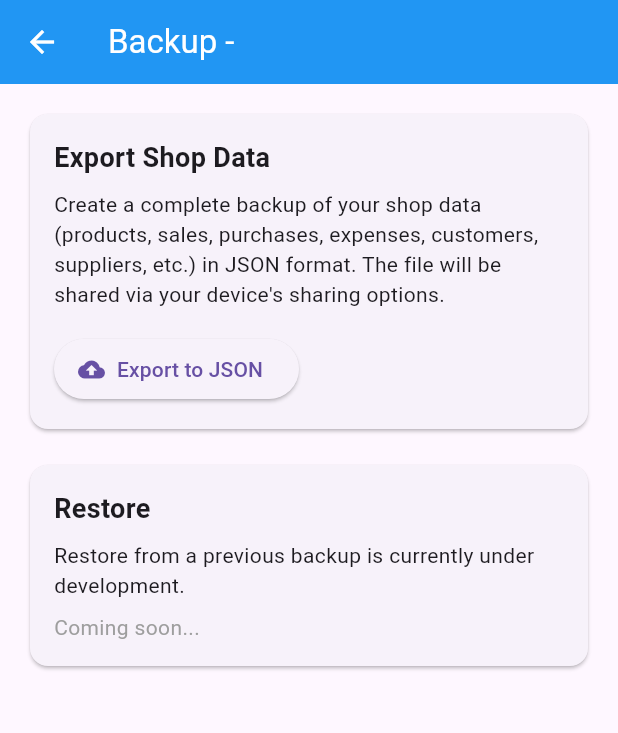
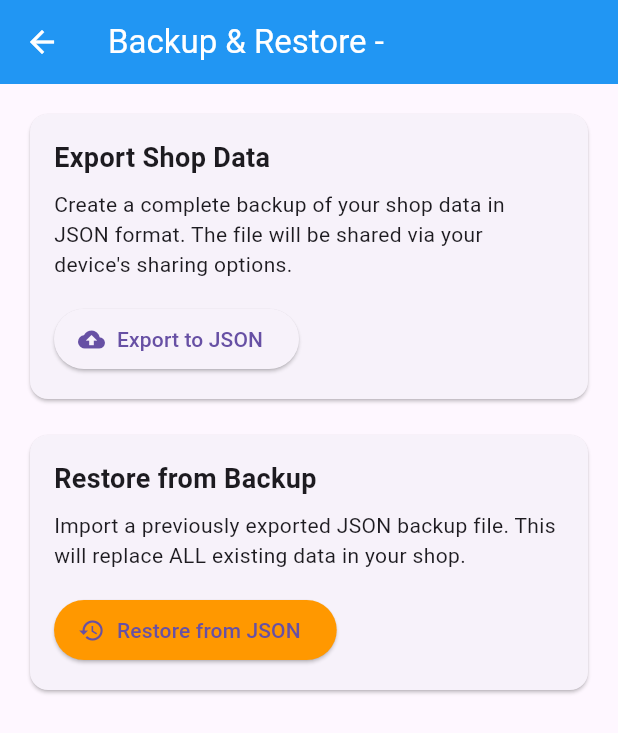
Before and after one commit to Gemstony/dukabase-mobile-app, a Flutter app: the BackupScreen screen opened directly with empty values, on a phone screen of 412 x 824 dp. Shown: the top 733 px of the screen. Run offline on Flutter 3.47's test engine with Material 3 defaults, Android fonts, the phone set to English and light mode, and no system bars; our stand-ins replace cloud_firestore, csv, file_picker, firebase_auth, firebase_core, rxdart and 1 more; accounts and stored records are empty.

Commit message:
I have implemented a restoring of the packup data in JSON

```diff
--- a/lib/features/backup/screens/backup_screen.dart
+++ b/lib/features/backup/screens/backup_screen.dart
@@ -1,9 +1,9 @@
 import 'package:flutter/material.dart';
 import 'package:provider/provider.dart';
+import 'package:file_picker/file_picker.dart';
 import '../../../core/services/backup_service.dart';
 import '../../../core/models/shop_model.dart';
-import '../../auth/providers/auth_provider.dart';
-import '../../shops/providers/shop_provider.dart';
+import 'dart:io';
 
 class BackupScreen extends StatefulWidget {
   final ShopModel shop;
@@ -16,6 +16,7 @@ class BackupScreen extends StatefulWidget {
 class _BackupScreenState extends State<BackupScreen> {
   final BackupService _backupService = BackupService();
   bool _isExporting = false;
+  bool _isRestoring = false;
   String? _error;
 
   Future<void> _exportToJson() async {
@@ -36,10 +37,41 @@ class _BackupScreenState extends State<BackupScreen> {
     });
   }
 
+  Future<void> _restoreFromJson() async {
+    setState(() {
+      _isRestoring = true;
+      _error = null;
+    });
+    try {
+      // Pick JSON file
+      FilePickerResult? result = await FilePicker.platform.pickFiles(
+        type: FileType.custom,
+        allowedExtensions: ['json'],
+      );
+      if (result == null) {
+        setState(() => _isRestoring = false);
+        return; // user canceled
+      }
+      final file = File(result.files.single.path!);
+      final restoreResult = await _backupService.restoreFromJson(widget.shop.id, file);
+      if (restoreResult.success) {
+        ScaffoldMessenger.of(context).showSnackBar(
+          const SnackBar(content: Text('Restore completed successfully!'), backgroundColor: Colors.green),
+        );
+      } else {
+        setState(() => _error = restoreResult.error ?? 'Restore failed');
+      }
+    } catch (e) {
+      setState(() => _error = 'Restore error: $e');
+    } finally {
+      setState(() => _isRestoring = false);
+    }
+  }
+
   @override
   Widget build(BuildContext context) {
     return Scaffold(
-      appBar: AppBar(title: Text('Backup - ${widget.shop.name}')),
+      appBar: AppBar(title: Text('Backup & Restore - ${widget.shop.name}')),
       body: Padding(
         padding: const EdgeInsets.all(16),
         child: Column(
@@ -53,18 +85,13 @@ class _BackupScreenState extends State<BackupScreen> {
                   children: [
                     const Text('Export Shop Data', style: TextStyle(fontSize: 18, fontWeight: FontWeight.bold)),
                     const SizedBox(height: 8),
-                    const Text('Create a complete backup of your shop data (products, sales, purchases, expenses, customers, suppliers, etc.) in JSON format. The file will be shared via your device\'s sharing options.'),
+                    const Text('Create a complete backup of your shop data in JSON format. The file will be shared via your device\'s sharing options.'),
                     const SizedBox(height: 16),
                     ElevatedButton.icon(
                       onPressed: _isExporting ? null : _exportToJson,
                       icon: _isExporting ? const CircularProgressIndicator() : const Icon(Icons.backup),
                       label: const Text('Export to JSON'),
                     ),
-                    if (_error != null)
-                      Padding(
-                        padding: const EdgeInsets.only(top: 16),
-                        child: Text(_error!, style: const TextStyle(color: Colors.red)),
-                      ),
                   ],
                 ),
               ),
@@ -76,11 +103,21 @@ class _BackupScreenState extends State<BackupScreen> {
                 child: Column(
                   crossAxisAlignment: CrossAxisAlignment.start,
                   children: [
-                    const Text('Restore', style: TextStyle(fontSize: 18, fontWeight: FontWeight.bold)),
+                    const Text('Restore from Backup', style: TextStyle(fontSize: 18, fontWeight: FontWeight.bold)),
                     const SizedBox(height: 8),
-                    const Text('Restore from a previous backup is currently under development.'),
-                    const SizedBox(height: 8),
-                    const Text('Coming soon...', style: TextStyle(color: Colors.grey)),
+                    const Text('Import a previously exported JSON backup file. This will replace ALL existing data in your shop.'),
+                    const SizedBox(height: 16),
+                    ElevatedButton.icon(
+                      onPressed: _isRestoring ? null : _restoreFromJson,
+                      icon: _isRestoring ? const CircularProgressIndicator() : const Icon(Icons.restore),
+                      label: const Text('Restore from JSON'),
+                      style: ElevatedButton.styleFrom(backgroundColor: Colors.orange),
+                    ),
+                    if (_error != null)
+                      Padding(
+                        padding: const EdgeInsets.only(top: 16),
+                        child: Text(_error!, style: const TextStyle(color: Colors.red)),
+                      ),
                   ],
                 ),
               ),
--- a/pubspec.yaml
+++ b/pubspec.yaml
@@ -48,6 +48,9 @@ dependencies:
   share_plus: ^10.1.4
   path_provider: ^2.1.5
   csv: ^6.0.0
+
+  #restoring backups
+  file_picker: ^10.1.9
   # For web admin UI (optional but useful)
   flutter_spinkit: ^5.2.1
   # The following adds the Cupertino Icons font to your application.
```
Also changed, not shown: lib/core/services/backup_service.dart (+164 -0 lines), pubspec.lock, 1 other file.
